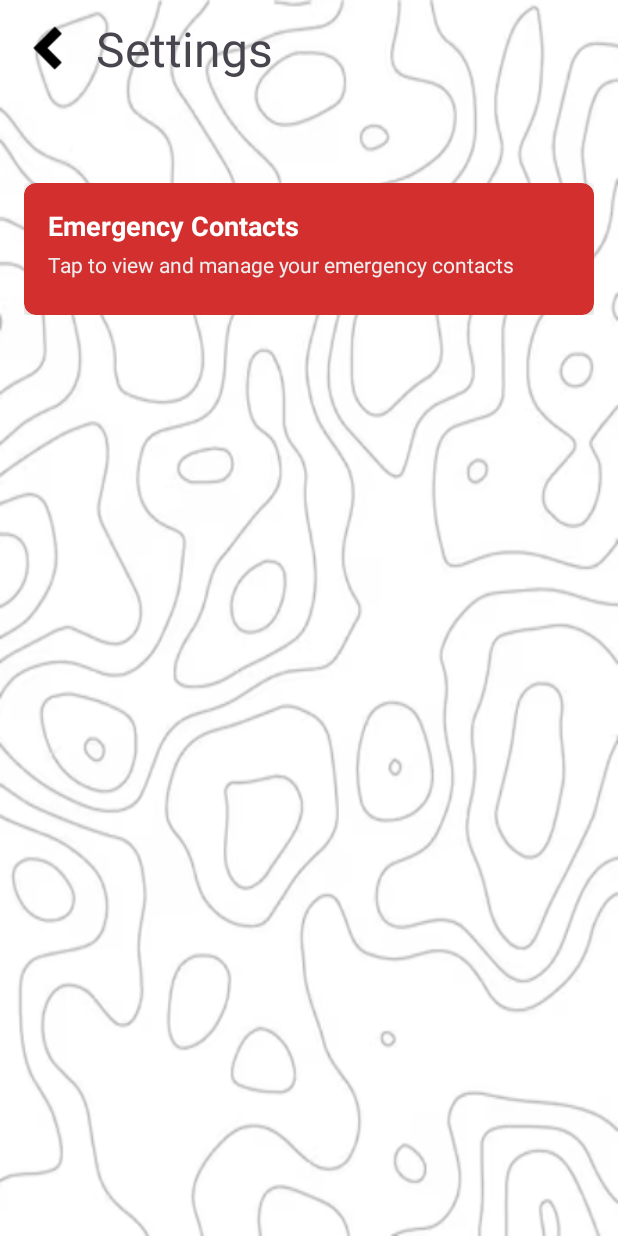
After one commit to najwansv/EarthQuake, an Android app built with Jetpack Compose: the SettingsActivity screen opened directly, with no data from a screen before it, on a phone screen of 412 x 824 dp. The commit adds this screen. Run offline under Robolectric (Android 15) with nearby library versions, the phone set to English and light mode, and no system bars.

Commit message:
update Settings

```diff
--- a/app/build.gradle.kts
+++ b/app/build.gradle.kts
@@ -51,6 +51,7 @@ dependencies {
     implementation(libs.androidx.material3)
     implementation(libs.androidx.appcompat)
     implementation(libs.androidx.constraintlayout)
+    implementation(libs.play.services.maps)
     testImplementation(libs.junit)
     androidTestImplementation(libs.androidx.junit)
     androidTestImplementation(libs.androidx.espresso.core)
@@ -60,6 +61,8 @@ dependencies {
     debugImplementation(libs.androidx.ui.test.manifest)
     implementation(libs.material)
     implementation("ai.picovoice:porcupine-android:3.0.0")
+    implementation (libs.play.services.location)
+
 
 
 }
--- /dev/null
+++ b/app/src/main/java/com/example/earthquake/SettingsActivity.kt
@@ -0,0 +1,28 @@
+package com.example.earthquake
+
+import android.content.Intent
+import android.os.Bundle
+import android.view.View
+import android.widget.ImageView
+import androidx.appcompat.app.AppCompatActivity
+import androidx.cardview.widget.CardView
+
+class SettingsActivity : AppCompatActivity() {
+    override fun onCreate(savedInstanceState: Bundle?) {
+        super.onCreate(savedInstanceState)
+        setContentView(R.layout.activity_settings)
+
+        // Handle back button click
+        val backButton = findViewById<ImageView>(R.id.back)
+        backButton.setOnClickListener {
+            onBackPressed()
+        }
+
+        // Handle emergency contacts card click
+        val emergencyContactsCard = findViewById<CardView>(R.id.emergencyContactsCard)
+        emergencyContactsCard.setOnClickListener {
+            val intent = Intent(this, EmergencyContactsActivity::class.java)
+            startActivity(intent)
+        }
+    }
+}
--- a/app/src/main/res/layout/activity_quake_info.xml
+++ b/app/src/main/res/layout/activity_quake_info.xml
@@ -4,13 +4,14 @@
     xmlns:tools="http://schemas.android.com/tools"
     android:layout_width="match_parent"
     android:layout_height="match_parent"
-    tools:context=".QuakeInfoActivity">
+    tools:context=".QuakeInfoActivity"
+    android:background="@drawable/background_4">
 
     <TextView
         android:layout_width="wrap_content"
         android:layout_height="wrap_content"
         android:text="Quake Info Screen"
-        android:textSize="24sp"
+        android:textSize="50sp"
         android:layout_margin="16dp"
         app:layout_constraintTop_toTopOf="parent"
         app:layout_constraintStart_toStartOf="parent" />
--- /dev/null
+++ b/app/src/main/res/layout/activity_settings.xml
@@ -0,0 +1,85 @@
+<?xml version="1.0" encoding="utf-8"?>
+<androidx.constraintlayout.widget.ConstraintLayout xmlns:android="http://schemas.android.com/apk/res/android"
+    xmlns:app="http://schemas.android.com/apk/res-auto"
+    xmlns:tools="http://schemas.android.com/tools"
+    android:layout_width="match_parent"
+    android:layout_height="match_parent"
+    android:background="@drawable/background_4"
+    tools:context=".QuakeInfoActivity">
+
+    <ImageView
+        android:id="@+id/back"
+        android:layout_width="32dp"
+        android:layout_height="32dp"
+        android:layout_marginStart="16dp"
+        android:layout_marginTop="16dp"
+        android:contentDescription="Settings"
+        android:src="@drawable/ic_back"
+        app:layout_constraintStart_toStartOf="parent"
+        app:layout_constraintTop_toTopOf="parent" />
+
+    <TextView
+        android:id="@+id/textView"
+        android:layout_width="wrap_content"
+        android:layout_height="wrap_content"
+        android:layout_marginStart="16dp"
+        android:text="Settings"
+        android:textSize="32sp"
+        app:layout_constraintBottom_toBottomOf="@+id/back"
+        app:layout_constraintStart_toEndOf="@+id/back"
+        app:layout_constraintTop_toTopOf="@+id/back" />
+
+    <LinearLayout
+        android:layout_width="match_parent"
+        android:layout_height="wrap_content"
+        android:orientation="vertical"
+        android:padding="16dp"
+        app:layout_constraintBottom_toBottomOf="parent"
+        app:layout_constraintEnd_toEndOf="parent"
+        app:layout_constraintStart_toStartOf="parent"
+        app:layout_constraintTop_toBottomOf="@+id/textView"
+        app:layout_constraintVertical_bias="0.07999998">
+
+        <androidx.cardview.widget.CardView
+            android:id="@+id/emergencyContactsCard"
+            android:layout_width="match_parent"
+            android:layout_height="wrap_content"
+            android:backgroundTint="#D32F2F"
+            android:foreground="?attr/selectableItemBackground"
+            android:clickable="true"
+            android:focusable="true"
+            app:cardBackgroundColor="#D32F2F"
+            app:cardCornerRadius="8dp"
+            app:cardElevation="4dp">
+
+            <LinearLayout
+                android:layout_width="match_parent"
+                android:layout_height="wrap_content"
+                android:orientation="vertical"
+                android:padding="16dp">
+
+                <TextView
+                    android:layout_width="match_parent"
+                    android:layout_height="wrap_content"
+                    android:text="Emergency Contacts"
+                    android:textSize="18sp"
+                    android:textStyle="bold"
+                    android:textColor="#FFFFFF" />
+
+                <TextView
+                    android:layout_width="match_parent"
+                    android:layout_height="wrap_content"
+                    android:text="Tap to view and manage your emergency contacts"
+                    android:textColor="#EEEEEE"
+                    android:layout_marginTop="4dp" />
+
+                <androidx.recyclerview.widget.RecyclerView
+                    android:id="@+id/emergencyContactsPreview"
+                    android:layout_width="match_parent"
+                    android:layout_height="wrap_content"
+                    android:clipToPadding="false"
+                    android:layout_marginTop="8dp" />
+            </LinearLayout>
+        </androidx.cardview.widget.CardView>
+    </LinearLayout>
+</androidx.constraintlayout.widget.ConstraintLayout>
--- a/gradle/libs.versions.toml
+++ b/gradle/libs.versions.toml
@@ -9,10 +9,12 @@ lifecycleRuntimeKtx = "2.6.1"
 activityCompose = "1.8.0"
 composeBom = "2024.04.01"
 material = "1.12.0"
+playServicesLocation = "21.3.0"
 porcupineAndroid = "2.2.0"
 porcupineAndroidEn = "2.2.0"
 appcompat = "1.7.0"
 constraintlayout = "2.2.1"
+playServicesMaps = "19.1.0"
 
 [libraries]
 androidx-core-ktx = { group = "androidx.core", name = "core-ktx", version.ref = "coreKtx" }
@@ -30,10 +32,12 @@ androidx-ui-test-manifest = { group = "androidx.compose.ui", name = "ui-test-man
 androidx-ui-test-junit4 = { group = "androidx.compose.ui", name = "ui-test-junit4" }
 androidx-material3 = { group = "androidx.compose.material3", name = "material3" }
 material = { module = "com.google.android.material:material", version.ref = "material" }
+play-services-location = { module = "com.google.android.gms:play-services-location", version.ref = "playServicesLocation" }
 porcupine-android = { module = "ai.picovoice:porcupine-android", version.ref = "porcupineAndroid" }
 porcupine-android-en = { module = "ai.picovoice:porcupine-android-en", version.ref = "porcupineAndroidEn" }
 androidx-appcompat = { group = "androidx.appcompat", name = "appcompat", version.ref = "appcompat" }
 androidx-constraintlayout = { group = "androidx.constraintlayout", name = "constraintlayout", version.ref = "constraintlayout" }
+play-services-maps = { group = "com.google.android.gms", name = "play-services-maps", version.ref = "playServicesMaps" }
 
 [plugins]
 android-application = { id = "com.android.application", version.ref = "agp" }
```
Also changed, not shown: app/src/main/AndroidManifest.xml (+7 -1 lines), app/src/main/java/com/example/earthquake/EmergencyContact.kt (added, +7 -0 lines), app/src/main/java/com/example/earthquake/EmergencyContactAdapter.kt (added, +31 -0 lines), app/src/main/java/com/example/earthquake/EmergencyContactsActivity.kt (added, +55 -0 lines), app/src/main/java/com/example/earthquake/MainActivity.kt (+60 -3 lines), app/src/main/res/layout/activity_consult.xml (+4 -3 lines), app/src/main/res/layout/activity_emergency.xml (+4 -3 lines), app/src/main/res/layout/activity_emergency_contacts.xml (added, +63 -0 lines), app/src/main/res/layout/activity_safe_route.xml (+4 -3 lines), app/src/main/res/layout/activity_safety_tips.xml (+4 -3 lines), app/src/main/res/layout/emergency_contact_item.xml (added, +30 -0 lines), app/src/main/res/drawable/ic_back.png (added).
